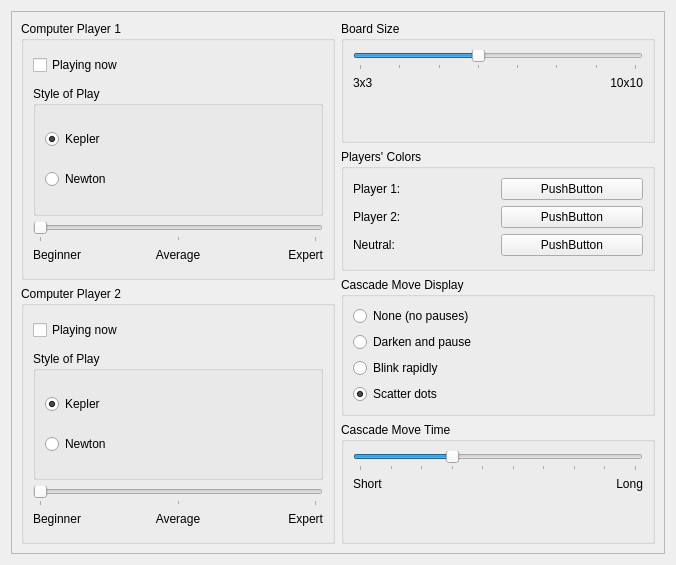
First picture: the form in settings.ui, repository KDE/kjumpingcube, before the edit.
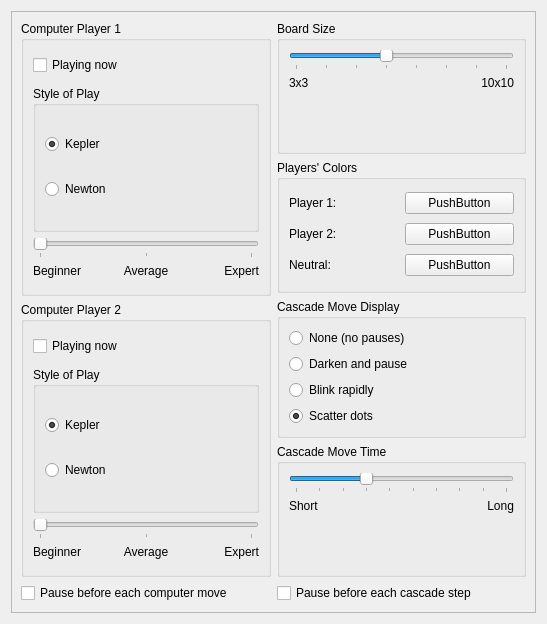
Second picture: the form after the edit. Custom widgets are drawn as their Qt base class.

Commit message: Add a facility to pause between computer moves or animation steps.

Patch:
```diff
--- a/settings.ui
+++ b/settings.ui
@@ -6,8 +6,8 @@
    <rect>
     <x>0</x>
     <y>0</y>
-    <width>676</width>
-    <height>565</height>
+    <width>547</width>
+    <height>624</height>
    </rect>
   </property>
   <layout class="QHBoxLayout" name="horizontalLayout_3">
@@ -292,6 +292,13 @@
           </layout>
          </widget>
         </item>
+        <item>
+         <widget class="QCheckBox" name="kcfg_PauseForComputer">
+          <property name="text">
+           <string>Pause before each computer move</string>
+          </property>
+         </widget>
+        </item>
        </layout>
       </item>
       <item>
@@ -580,6 +587,13 @@
           </layout>
          </widget>
         </item>
+        <item>
+         <widget class="QCheckBox" name="kcfg_PauseForStep">
+          <property name="text">
+           <string>Pause before each cascade step</string>
+          </property>
+         </widget>
+        </item>
        </layout>
       </item>
      </layout>
```
Left out of the diff: 2 changed lines with no effect on the pictures. The commit also changes 4 other files.
